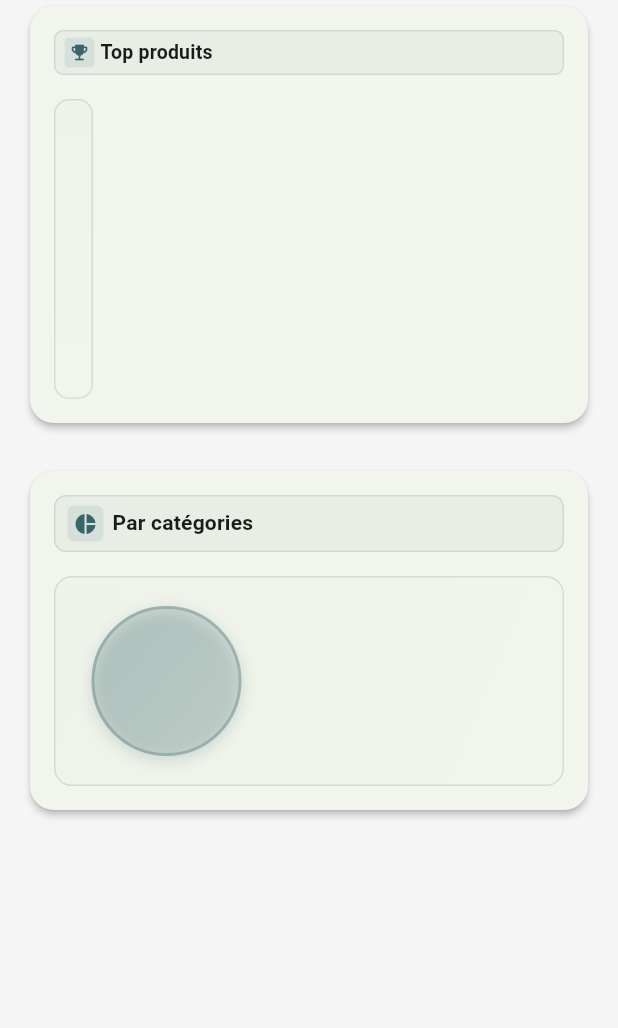
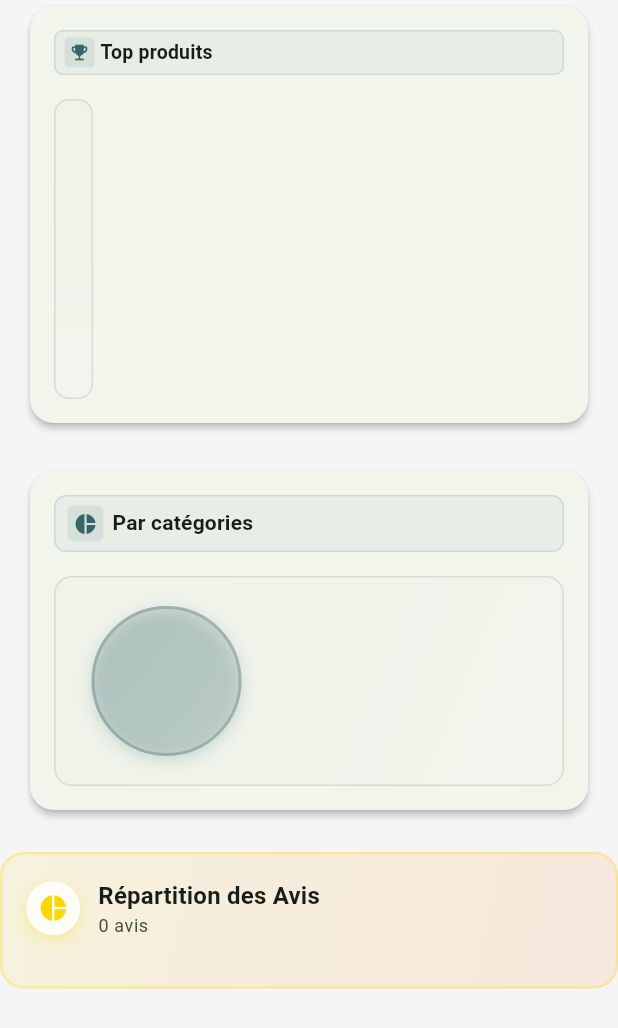
Before and after one commit to SIDIKICONDE/EcoPlates, a Flutter app: the BottomChartsSection widget shown alone on an empty page, opened directly with empty values, on a phone screen of 412 x 824 dp. Shown: the top 1028 px of the screen. Run offline on Flutter 3.47's test engine with Material 3 defaults, Android fonts, the phone set to English and light mode, and no system bars; our stand-ins replace cached_network_image, connectivity_plus, csv, dartz, dio, equatable and 16 more; accounts and stored records are empty; network calls fail.

Commit message:
Add customer satisfaction analytics charts
- Add RatingData entity for star ratings distribution
- Add customer satisfaction data to AnalyticsStats entity
- Create CustomerSatisfactionChart showing rating evolution over time
- Create RatingDistributionChart showing 1-5 star breakdown
- Add mock data generators for realistic satisfaction metrics
- Integrate charts into analytics dashboard layout
- Fix DataPoint date parameter requirement

```diff
--- a/lib/domain/entities/analytics_stats.dart
+++ b/lib/domain/entities/analytics_stats.dart
@@ -11,10 +11,15 @@ class AnalyticsStats extends Equatable {
     required this.totalOrders,
     required this.averageOrderValue,
     required this.conversionRate,
+    required this.totalCommissions,
     required this.revenueData,
     required this.ordersData,
+    required this.commissionData,
     required this.topProducts,
     required this.categoryBreakdown,
+    required this.customerSatisfactionData,
+    required this.ratingDistribution,
+    required this.totalReviews,
     this.previousPeriodComparison,
   });
 
@@ -33,17 +38,32 @@ class AnalyticsStats extends Equatable {
   /// Taux de conversion (%)
   final double conversionRate;
 
+  /// Total des commissions payées à la plateforme sur la période
+  final double totalCommissions;
+
   /// Données de revenus pour les graphiques en ligne
   final List<DataPoint> revenueData;
 
   /// Données de commandes pour les graphiques en barres
   final List<DataPoint> ordersData;
 
+  /// Données de commissions pour les graphiques
+  final List<DataPoint> commissionData;
+
   /// Top 5 des produits les plus vendus
   final List<TopProduct> topProducts;
 
   /// Répartition par catégories pour le graphique en secteurs
   final List<CategoryData> categoryBreakdown;
+
+  /// Évolution de la satisfaction client (notes moyennes)
+  final List<DataPoint> customerSatisfactionData;
+
+  /// Répartition des notes clients (1-5 étoiles)
+  final List<RatingData> ratingDistribution;
+
+  /// Nombre total d'avis clients
+  final int totalReviews;
 
   /// Comparaison avec la période précédente (optionnel)
   final PeriodComparison? previousPeriodComparison;
@@ -55,10 +75,15 @@ class AnalyticsStats extends Equatable {
         totalOrders,
         averageOrderValue,
         conversionRate,
+        totalCommissions,
         revenueData,
         ordersData,
+        commissionData,
         topProducts,
         categoryBreakdown,
+        customerSatisfactionData,
+        ratingDistribution,
+        totalReviews,
         previousPeriodComparison,
       ];
 }
@@ -178,6 +203,31 @@ class CategoryData extends Equatable {
   List<Object> get props => [name, value, percentage, color];
 }
 
+/// Données de répartition des notes clients (1-5 étoiles)
+class RatingData extends Equatable {
+  const RatingData({
+    required this.stars,
+    required this.count,
+    required this.percentage,
+    required this.color,
+  });
+
+  /// Nombre d'étoiles (1-5)
+  final int stars;
+
+  /// Nombre d'avis pour cette note
+  final int count;
+
+  /// Pourcentage du total
+  final double percentage;
+
+  /// Couleur pour l'affichage
+  final int color;
+
+  @override
+  List<Object> get props => [stars, count, percentage, color];
+}
+
 /// Comparaison avec la période précédente
 class PeriodComparison extends Equatable {
   const PeriodComparison({
--- a/lib/presentation/widgets/analytics/charts/bottom_charts_section.dart
+++ b/lib/presentation/widgets/analytics/charts/bottom_charts_section.dart
@@ -2,6 +2,7 @@ import 'package:flutter/material.dart';
 
 import '../../../../domain/entities/analytics_stats.dart';
 import 'categories_chart.dart';
+import 'customer_satisfaction_chart.dart';
 import 'top_products_chart.dart';
 
 class BottomChartsSection extends StatelessWidget {
@@ -26,6 +27,8 @@ class BottomChartsSection extends StatelessWidget {
             Expanded(child: TopProductsChart(analytics: analytics)),
             const SizedBox(width: 16),
             Expanded(child: CategoriesChart(analytics: analytics)),
+            const SizedBox(width: 16),
+            Expanded(child: RatingDistributionChart(analytics: analytics)),
           ],
         ),
       );
@@ -35,6 +38,8 @@ class BottomChartsSection extends StatelessWidget {
           TopProductsChart(analytics: analytics),
           const SizedBox(height: 24),
           CategoriesChart(analytics: analytics),
+          const SizedBox(height: 24),
+          RatingDistributionChart(analytics: analytics),
         ],
       );
     }
--- a/lib/presentation/widgets/analytics/charts/charts.dart
+++ b/lib/presentation/widgets/analytics/charts/charts.dart
@@ -1,5 +1,7 @@
 export 'bottom_charts_section.dart';
 export 'categories_chart.dart';
+export 'commissions_chart.dart';
+export 'customer_satisfaction_chart.dart';
 export 'loading_error_section.dart';
 export 'orders_chart.dart';
 export 'revenue_chart.dart';
--- /dev/null
+++ b/lib/presentation/widgets/analytics/charts/customer_satisfaction_chart.dart
@@ -0,0 +1,197 @@
+import 'package:flutter/material.dart';
+
+import '../../../../domain/entities/analytics_stats.dart';
+import 'reusable_chart.dart';
+
+/// Graphique d'évolution de la satisfaction client
+class CustomerSatisfactionChart extends StatelessWidget {
+  const CustomerSatisfactionChart({
+    required this.analytics,
+    super.key,
+  });
+
+  final AnalyticsStats analytics;
+
+  @override
+  Widget build(BuildContext context) {
+    return ReusableChart(
+      config: ChartConfig(
+        title: 'Satisfaction Client',
+        icon: Icons.star,
+        iconColor: const Color(0xFFFFD700), // Or
+        totalValue: analytics.customerSatisfactionData.isNotEmpty
+            ? analytics.customerSatisfactionData.last.value
+            : 0.0,
+        data: analytics.customerSatisfactionData,
+        valueFormatter: (value) => '${value.toStringAsFixed(1)} ⭐',
+        showLine: true,
+        lineColor: const Color(0xFFFFD700),
+      ),
+    );
+  }
+}
+
+/// Graphique de répartition des notes clients (1-5 étoiles)
+class RatingDistributionChart extends StatelessWidget {
+  const RatingDistributionChart({
+    required this.analytics,
+    super.key,
+  });
+
+  final AnalyticsStats analytics;
+
+  @override
+  Widget build(BuildContext context) {
+    return Container(
+      padding: const EdgeInsets.all(16),
+      decoration: BoxDecoration(
+        gradient: LinearGradient(
+          begin: Alignment.topLeft,
+          end: Alignment.bottomRight,
+          colors: [
+            const Color(0xFFFFD700).withValues(alpha: 0.1),
+            const Color(0xFFFFA000).withValues(alpha: 0.1),
+            const Color(0xFFFF6F00).withValues(alpha: 0.1),
+          ],
+        ),
+        borderRadius: BorderRadius.circular(16),
+        border: Border.all(
+          color: const Color(0xFFFFD700).withValues(alpha: 0.3),
+          width: 1.5,
+        ),
+      ),
+      child: Column(
+        crossAxisAlignment: CrossAxisAlignment.start,
+        children: [
+          // Header avec icône et titre
+          Row(
+            children: [
+              Container(
+                padding: const EdgeInsets.all(8),
+                decoration: BoxDecoration(
+                  color: Colors.white.withValues(alpha: 0.9),
+                  shape: BoxShape.circle,
+                  boxShadow: [
+                    BoxShadow(
+                      color: const Color(0xFFFFD700).withValues(alpha: 0.3),
+                      blurRadius: 8,
+                      offset: const Offset(0, 3),
+                    ),
+                  ],
+                ),
+                child: const Icon(
+                  Icons.pie_chart,
+                  size: 20,
+                  color: Color(0xFFFFD700),
+                ),
+              ),
+              const SizedBox(width: 12),
+              Expanded(
+                child: Column(
+                  crossAxisAlignment: CrossAxisAlignment.start,
+                  children: [
+                    Text(
+                      'Répartition des Avis',
+                      style: Theme.of(context).textTheme.titleMedium?.copyWith(
+                        fontWeight: FontWeight.w700,
+                        color: Theme.of(context).colorScheme.onSurface,
+                      ),
+                    ),
+                    Text(
+                      '${analytics.totalReviews} avis',
+                      style: Theme.of(context).textTheme.bodySmall?.copyWith(
+                        color: Theme.of(context).colorScheme.onSurfaceVariant,
+                        fontSize: 12,
+                      ),
+                    ),
+                  ],
+                ),
+              ),
+            ],
+          ),
+
+          const SizedBox(height: 16),
+
+          // Distribution des notes
+          ...analytics.ratingDistribution.map((rating) => Padding(
+            padding: const EdgeInsets.only(bottom: 8),
+            child: _buildRatingBar(rating, context),
+          )),
+        ],
+      ),
+    );
+  }
+
+  Widget _buildRatingBar(RatingData rating, BuildContext context) {
+    return Row(
+      children: [
+        // Étoiles
+        Row(
+          children: List.generate(
+            5,
+            (index) => Icon(
+              index < rating.stars ? Icons.star : Icons.star_border,
+              size: 14,
+              color: index < rating.stars
+                  ? Color(rating.color)
+                  : Theme.of(context).colorScheme.onSurfaceVariant.withValues(alpha: 0.3),
+            ),
+          ),
+        ),
+
+        const SizedBox(width: 12),
+
+        // Barre de progression
+        Expanded(
+          child: Container(
+            height: 8,
+            decoration: BoxDecoration(
+              color: Theme.of(context).colorScheme.surfaceContainerHighest,
+              borderRadius: BorderRadius.circular(4),
+            ),
+            child: FractionallySizedBox(
+              alignment: Alignment.centerLeft,
+              widthFactor: rating.percentage / 100,
+              child: Container(
+                decoration: BoxDecoration(
+                  color: Color(rating.color),
+                  borderRadius: BorderRadius.circular(4),
+                ),
+              ),
+            ),
+          ),
+        ),
+
+        const SizedBox(width: 12),
+
+        // Pourcentage et nombre
+        SizedBox(
+          width: 60,
+          child: Text(
+            '${rating.percentage.toStringAsFixed(1)}%',
+            style: Theme.of(context).textTheme.bodySmall?.copyWith(
+              fontWeight: FontWeight.w600,
+              color: Color(rating.color),
+              fontSize: 11,
+            ),
+            textAlign: TextAlign.right,
+          ),
+        ),
+
+        const SizedBox(width: 8),
+
+        SizedBox(
+          width: 35,
+          child: Text(
+            '(${rating.count})',
+            style: Theme.of(context).textTheme.bodySmall?.copyWith(
+              color: Theme.of(context).colorScheme.onSurfaceVariant,
+              fontSize: 10,
+            ),
+            textAlign: TextAlign.right,
+          ),
+        ),
+      ],
+    );
+  }
+}
```
Also changed, not shown: lib/presentation/providers/analytics_provider.dart (+144 -6 lines), lib/presentation/widgets/analytics/analytics_charts_section.dart (+11 -0 lines).
